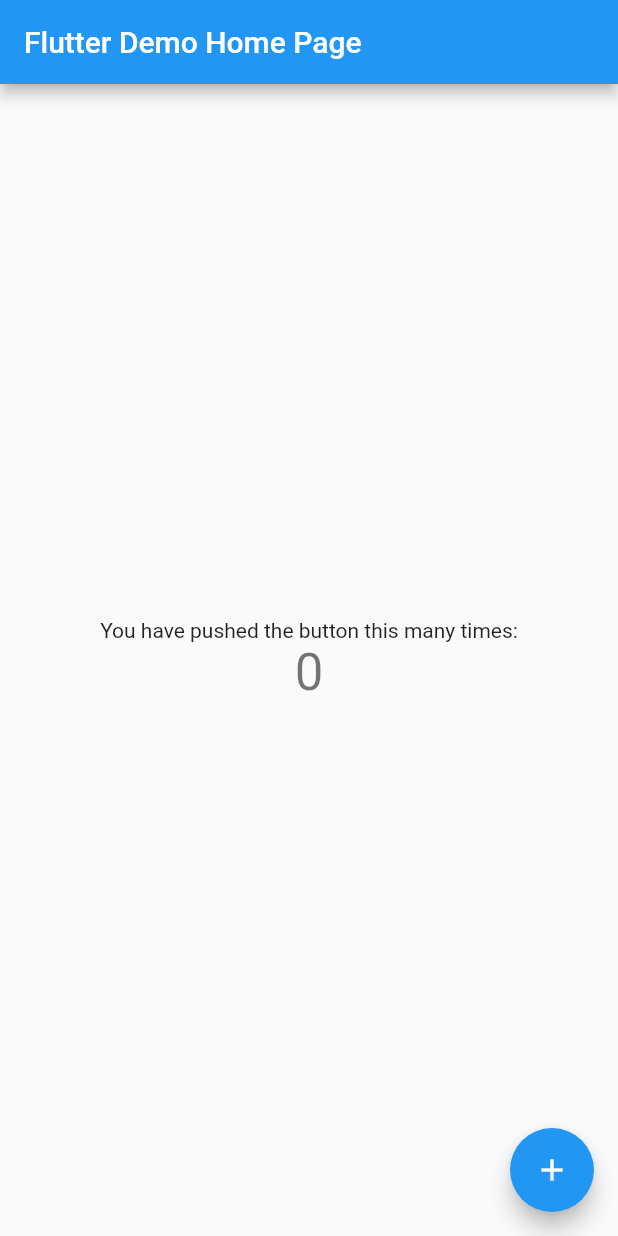
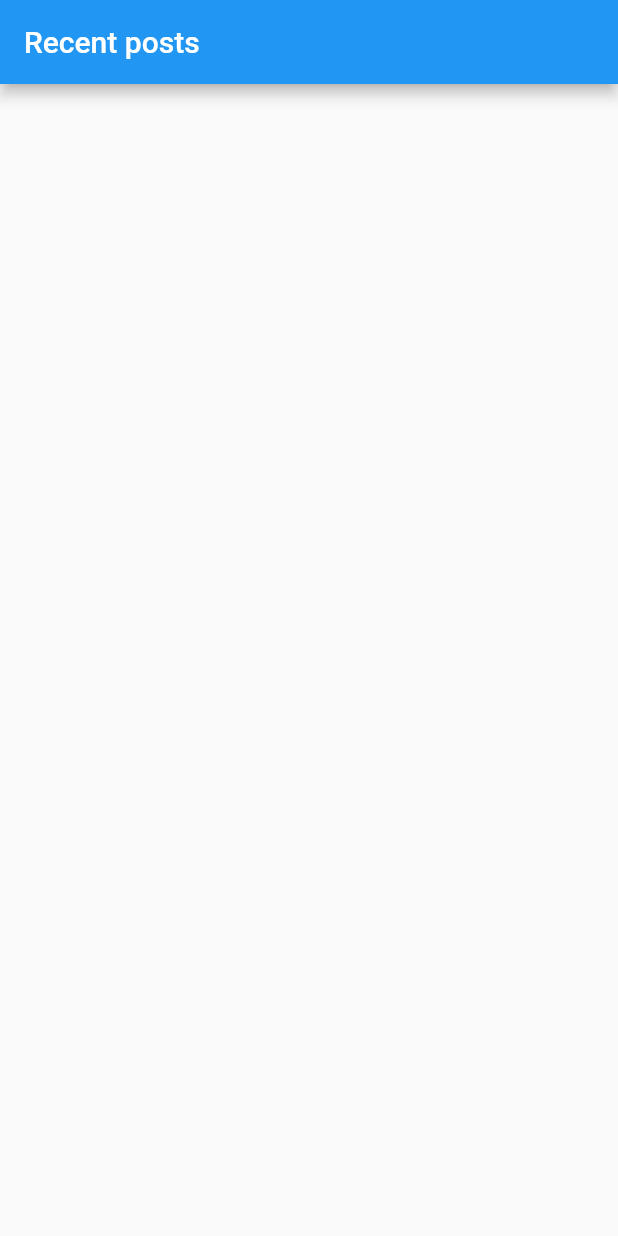
Before and after one commit to AndreiBelokopytov/wordaction, a Flutter app: the screen it shows after launch, on a phone screen of 412 x 824 dp. Run offline on Flutter 3.47's test engine with Material 2 defaults, Android fonts, the phone set to English and light mode, and no system bars.

Commit message:
setup routes

```diff
--- a/lib/main.dart
+++ b/lib/main.dart
@@ -1,111 +1,27 @@
+import 'package:flutter/cupertino.dart';
 import 'package:flutter/material.dart';
+import 'package:flutter/services.dart';
+import 'package:wordaction/ui/screens/post_details/post_details_screen.dart';
+import 'package:wordaction/ui/screens/recent_posts/recent_posts_screen.dart';
 
-void main() => runApp(MyApp());
+void main() {
+  runApp(Wordaction());
+  SystemChrome.setPreferredOrientations([
+    DeviceOrientation.portraitUp,
+    DeviceOrientation.portraitDown
+  ]);
+}
 
-class MyApp extends StatelessWidget {
-  // This widget is the root of your application.
+class Wordaction extends StatelessWidget {
+
   @override
   Widget build(BuildContext context) {
     return MaterialApp(
-      title: 'Flutter Demo',
-      theme: ThemeData(
-        // This is the theme of your application.
-        //
-        // Try running your application with "flutter run". You'll see the
-        // application has a blue toolbar. Then, without quitting the app, try
-        // changing the primarySwatch below to Colors.green and then invoke
-        // "hot reload" (press "r" in the console where you ran "flutter run",
-        // or simply save your changes to "hot reload" in a Flutter IDE).
-        // Notice that the counter didn't reset back to zero; the application
-        // is not restarted.
-        primarySwatch: Colors.blue,
-      ),
-      home: MyHomePage(title: 'Flutter Demo Home Page'),
+      initialRoute: RecentPostsScreen.routeName,
+      routes: {
+        RecentPostsScreen.routeName: (context) => RecentPostsScreen(),
+        PostDetailsScreen.routeName: (context) => PostDetailsScreen()
+      },
     );
   }
 }
-
-class MyHomePage extends StatefulWidget {
-  MyHomePage({Key key, this.title}) : super(key: key);
-
-  // This widget is the home page of your application. It is stateful, meaning
-  // that it has a State object (defined below) that contains fields that affect
-  // how it looks.
-
-  // This class is the configuration for the state. It holds the values (in this
-  // case the title) provided by the parent (in this case the App widget) and
-  // used by the build method of the State. Fields in a Widget subclass are
-  // always marked "final".
-
-  final String title;
-
-  @override
-  _MyHomePageState createState() => _MyHomePageState();
-}
-
-class _MyHomePageState extends State<MyHomePage> {
-  int _counter = 0;
-
-  void _incrementCounter() {
-    setState(() {
-      // This call to setState tells the Flutter framework that something has
-      // changed in this State, which causes it to rerun the build method below
-      // so that the display can reflect the updated values. If we changed
-      // _counter without calling setState(), then the build method would not be
-      // called again, and so nothing would appear to happen.
-      _counter++;
-    });
-  }
-
-  @override
-  Widget build(BuildContext context) {
-    // This method is rerun every time setState is called, for instance as done
-    // by the _incrementCounter method above.
-    //
-    // The Flutter framework has been optimized to make rerunning build methods
-    // fast, so that you can just rebuild anything that needs updating rather
-    // than having to individually change instances of widgets.
-    return Scaffold(
-      appBar: AppBar(
-        // Here we take the value from the MyHomePage object that was created by
-        // the App.build method, and use it to set our appbar title.
-        title: Text(widget.title),
-      ),
-      body: Center(
-        // Center is a layout widget. It takes a single child and positions it
-        // in the middle of the parent.
-        child: Column(
-          // Column is also a layout widget. It takes a list of children and
-          // arranges them vertically. By default, it sizes itself to fit its
-          // children horizontally, and tries to be as tall as its parent.
-          //
-          // Invoke "debug painting" (press "p" in the console, choose the
-          // "Toggle Debug Paint" action from the Flutter Inspector in Android
-          // Studio, or the "Toggle Debug Paint" command in Visual Studio Code)
-          // to see the wireframe for each widget.
-          //
-          // Column has various properties to control how it sizes itself and
-          // how it positions its children. Here we use mainAxisAlignment to
-          // center the children vertically; the main axis here is the vertical
-          // axis because Columns are vertical (the cross axis would be
-          // horizontal).
-          mainAxisAlignment: MainAxisAlignment.center,
-          children: <Widget>[
-            Text(
-              'You have pushed the button this many times:',
-            ),
-            Text(
-              '$_counter',
-              style: Theme.of(context).textTheme.display1,
-            ),
-          ],
-        ),
-      ),
-      floatingActionButton: FloatingActionButton(
-        onPressed: _incrementCounter,
-        tooltip: 'Increment',
-        child: Icon(Icons.add),
-      ), // This trailing comma makes auto-formatting nicer for build methods.
-    );
-  }
-}
--- /dev/null
+++ b/lib/ui/screens/post_details/post_details_screen_arguments.dart
@@ -0,0 +1,5 @@
+class PostDetailsScreenArguments {
+  final int id;
+
+  PostDetailsScreenArguments(this.id);
+}
--- /dev/null
+++ b/lib/ui/screens/recent_posts/recent_posts_screen.dart
@@ -0,0 +1,14 @@
+import 'package:flutter/material.dart';
+
+class RecentPostsScreen extends StatelessWidget {
+  static const routeName = "/recent_posts";
+
+  @override
+  Widget build(BuildContext context) {
+    return Scaffold(
+      appBar: AppBar(
+        title: Text('Recent posts'),
+      ),
+    );
+  }
+}
```
Also changed, not shown: lib/ui/screens/post_details/post_details_screen.dart (added, +14 -0 lines).
